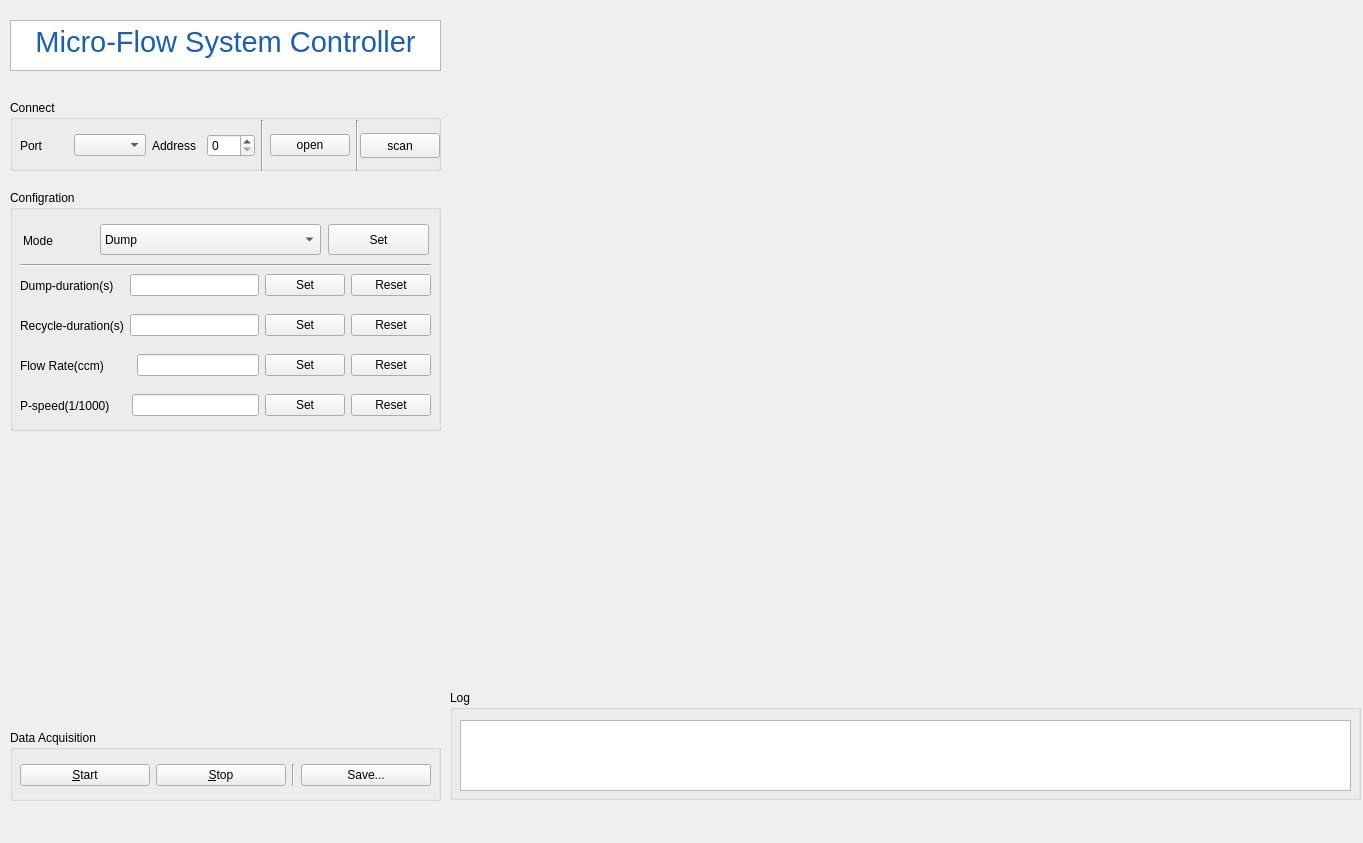
The window that ui/monitor.ui (WangYing1871/GasFlow_Qt5) describes before a commit, drawn with Qt 5.
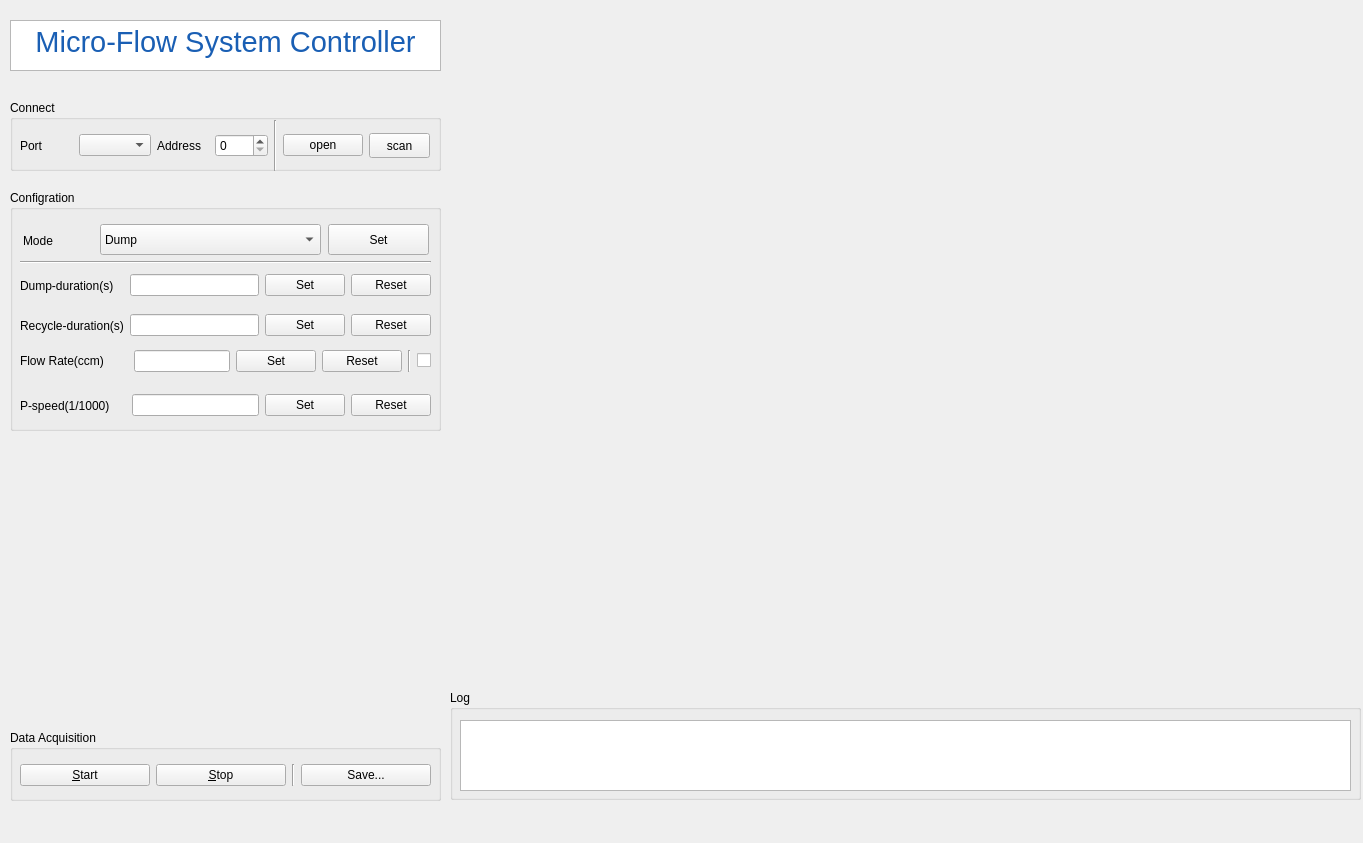
The same window after the commit.

```diff
--- a/ui/monitor.ui
+++ b/ui/monitor.ui
@@ -135,10 +135,13 @@
      </rect>
     </property>
     <layout class="QHBoxLayout" name="horizontalLayout_5">
+     <property name="sizeConstraint">
+      <enum>QLayout::SetMinAndMaxSize</enum>
+     </property>
      <item>
       <widget class="QLabel" name="label_2">
        <property name="text">
-        <string>Flow Rate(ccm)        </string>
+        <string>Flow Rate(ccm)       </string>
        </property>
       </widget>
      </item>
@@ -159,6 +162,20 @@
        </property>
       </widget>
      </item>
+     <item>
+      <widget class="Line" name="line_4">
+       <property name="orientation">
+        <enum>Qt::Vertical</enum>
+       </property>
+      </widget>
+     </item>
+     <item>
+      <widget class="QCheckBox" name="checkBox">
+       <property name="text">
+        <string/>
+       </property>
+      </widget>
+     </item>
     </layout>
    </widget>
    <widget class="QWidget" name="horizontalLayoutWidget_6">
@@ -197,19 +214,6 @@
      </item>
     </layout>
    </widget>
-   <widget class="Line" name="line">
-    <property name="geometry">
-     <rect>
-      <x>10</x>
-      <y>65</y>
-      <width>411</width>
-      <height>20</height>
-     </rect>
-    </property>
-    <property name="orientation">
-     <enum>Qt::Orientation::Horizontal</enum>
-    </property>
-   </widget>
    <widget class="QComboBox" name="comboBox">
     <property name="geometry">
      <rect>
@@ -266,6 +270,19 @@
      <string>Mode</string>
     </property>
    </widget>
+   <widget class="Line" name="line">
+    <property name="geometry">
+     <rect>
+      <x>10</x>
+      <y>62</y>
+      <width>411</width>
+      <height>20</height>
+     </rect>
+    </property>
+    <property name="orientation">
+     <enum>Qt::Horizontal</enum>
+    </property>
+   </widget>
   </widget>
   <widget class="QTextBrowser" name="textBrowser_2">
    <property name="geometry">
@@ -304,7 +321,7 @@
      <rect>
       <x>10</x>
       <y>20</y>
-      <width>339</width>
+      <width>343</width>
       <height>51</height>
      </rect>
     </property>
@@ -350,21 +367,14 @@
        </property>
       </widget>
      </item>
-     <item>
-      <widget class="Line" name="line_4">
-       <property name="orientation">
-        <enum>Qt::Orientation::Vertical</enum>
-       </property>
-      </widget>
-     </item>
     </layout>
    </widget>
    <widget class="QPushButton" name="pushButton_14">
     <property name="geometry">
      <rect>
-      <x>350</x>
+      <x>359</x>
       <y>33</y>
-      <width>80</width>
+      <width>61</width>
       <height>25</height>
      </rect>
     </property>
```
Left out of the diff: 9 changed lines with no effect on the pictures.
